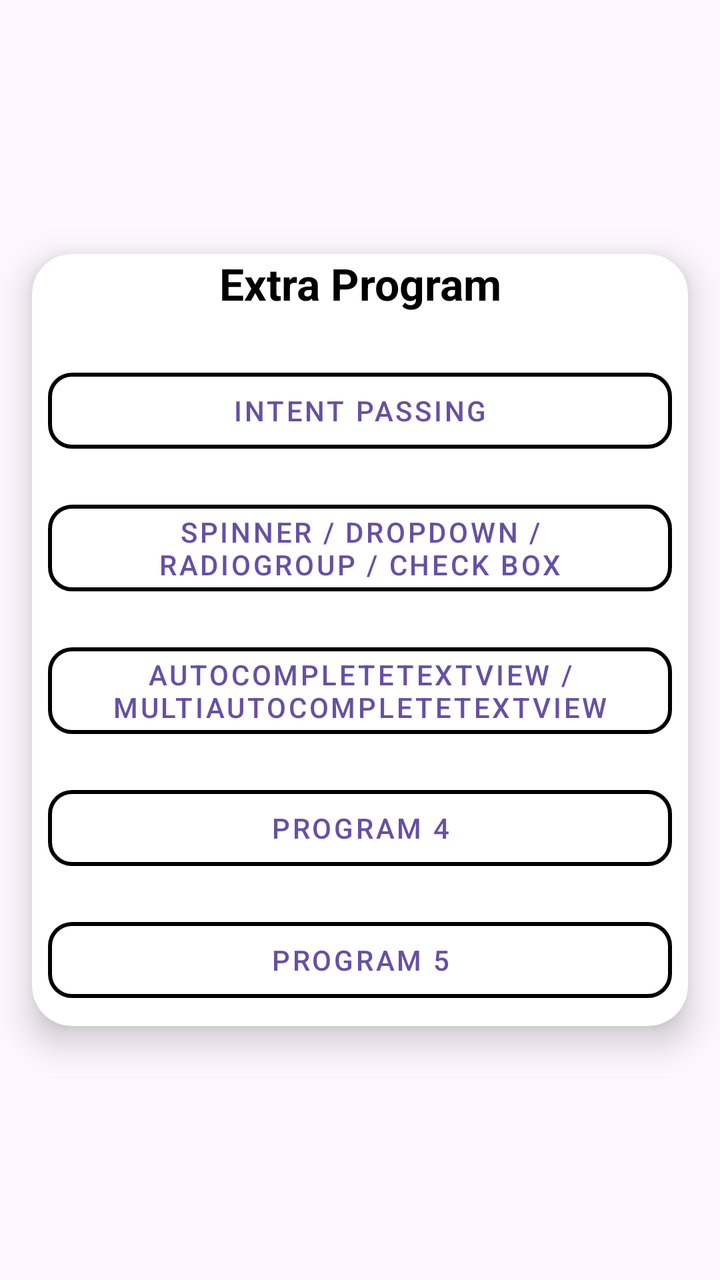
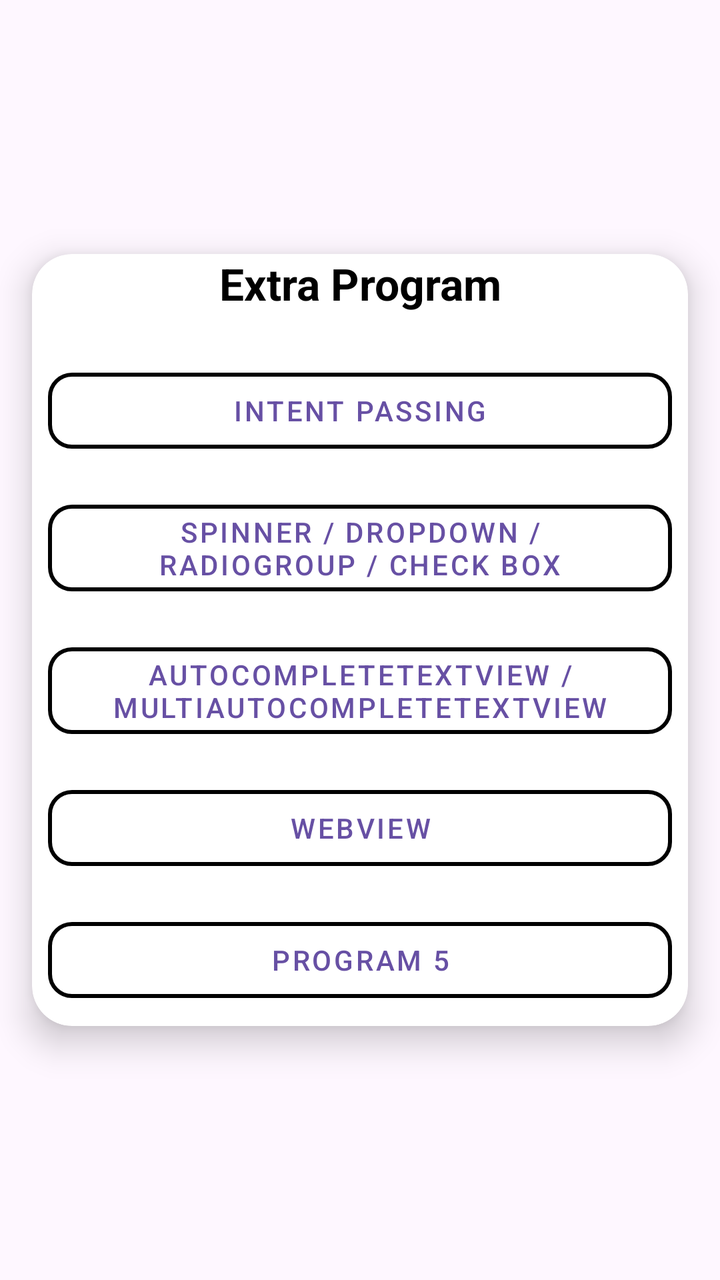

Screens rendered from an Android XML layout before and after an edit, with the pre-edit source and the edit as a unified diff.
<!-- AndroidManifest.xml: application theme Theme.MyApplicationMCA -->
<!-- res/layout/activity_extra_program.xml -->
<LinearLayout xmlns:android="http://schemas.android.com/apk/res/android"
    xmlns:app="http://schemas.android.com/apk/res-auto"
    xmlns:tools="http://schemas.android.com/tools"
    android:id="@+id/main"
    android:layout_width="match_parent"
    android:layout_height="match_parent"
    android:animateLayoutChanges="true"
    android:gravity="center"
    android:orientation="vertical"
    tools:context=".Extra_Program">

    
    <androidx.cardview.widget.CardView
        android:id="@+id/card_units"
        android:layout_width="match_parent"
        android:layout_height="wrap_content"
        android:padding="16dp"
        android:layout_margin="16dp"
        app:cardCornerRadius="20dp"
        app:cardElevation="10dp">

        <LinearLayout
            android:layout_width="match_parent"
            android:layout_height="wrap_content"
            android:gravity="center"
            android:orientation="vertical">

            <TextView
                android:layout_width="match_parent"
                android:layout_height="wrap_content"
                android:layout_marginBottom="16dp"
                android:gravity="center"
                android:text="Extra Program"
                android:textSize="22sp"
                android:textStyle="bold"
                android:textColor="@android:color/black" />

            
            <com.google.android.material.button.MaterialButton
                android:id="@+id/btnpro1"
                style="@style/Widget.MaterialComponents.Button.OutlinedButton"
                android:layout_width="match_parent"
                android:layout_height="50dp"
                android:layout_margin="8dp"
                android:text="Intent Passing"
                app:cornerRadius="12dp"
                app:strokeColor="@color/black"
                app:strokeWidth="2dp" />

            <com.google.android.material.button.MaterialButton
                android:id="@+id/btnpro2"
                style="@style/Widget.MaterialComponents.Button.OutlinedButton"
                android:layout_width="match_parent"
                android:layout_height="wrap_content"
                android:layout_margin="8dp"
                android:text="SPINNER / DROPDOWN / RADIOGROUP / CHECK BOX"
                app:cornerRadius="12dp"
                app:strokeColor="@color/black"
                app:strokeWidth="2dp" />

            <com.google.android.material.button.MaterialButton
                android:id="@+id/btnpro3"
                style="@style/Widget.MaterialComponents.Button.OutlinedButton"
                android:layout_width="match_parent"
                android:layout_height="wrap_content"
                android:layout_margin="8dp"
                android:text="AutoCompleteTextView / MultiAutoCompleteTextView"
                app:cornerRadius="12dp"
                app:strokeColor="@color/black"
                app:strokeWidth="2dp" />


            <com.google.android.material.button.MaterialButton
                android:id="@+id/btnpro4"
                style="@style/Widget.MaterialComponents.Button.OutlinedButton"
                android:layout_width="match_parent"
                android:layout_height="50dp"
                android:layout_margin="8dp"
                android:text="PROGRAM 4"
                app:cornerRadius="12dp"
                app:strokeColor="@color/black"
                app:strokeWidth="2dp" />

            <com.google.android.material.button.MaterialButton
                android:id="@+id/btnpro5"
                style="@style/Widget.MaterialComponents.Button.OutlinedButton"
                android:layout_width="match_parent"
                android:layout_height="50dp"
                android:layout_margin="8dp"
                android:text="PROGRAM 5"
                app:cornerRadius="12dp"
                app:strokeColor="@color/black"
                app:strokeWidth="2dp" />

        </LinearLayout>
    </androidx.cardview.widget.CardView>
</LinearLayout>
<!-- resources referenced by this layout -->
<resources>
  <color name="black">#FF000000</color>
  <style name="Theme.MyApplicationMCA" parent="Base.Theme.MyApplicationMCA" />
  <style name="Base.Theme.MyApplicationMCA" parent="Theme.Material3.DayNight.NoActionBar">
          
          
      </style>
</resources>

<!-- the commit's change to res/layout/activity_extra_program.xml (unified diff, before → after) -->
@@ -76,7 +76,7 @@
                 android:layout_width="match_parent"
                 android:layout_height="50dp"
                 android:layout_margin="8dp"
-                android:text="PROGRAM 4"
+                android:text="WebView"
                 app:cornerRadius="12dp"
                 app:strokeColor="@color/black"
                 app:strokeWidth="2dp" />
